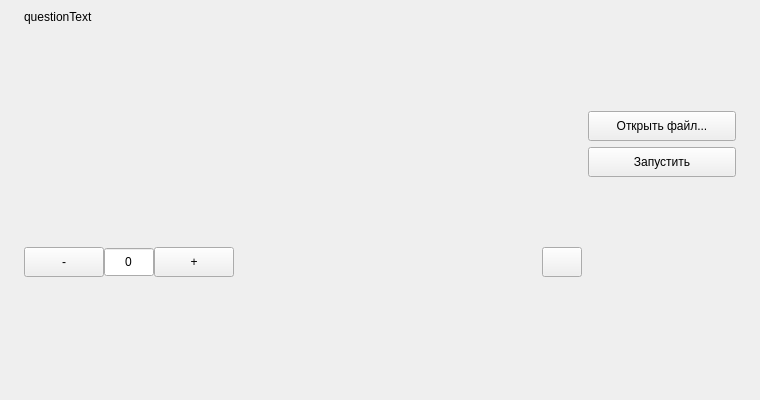
Above: Forms/MainWindowController.ui from Anon4ig-Plovecsky/SmallExpertSystem before the change. Below: the same form after it.
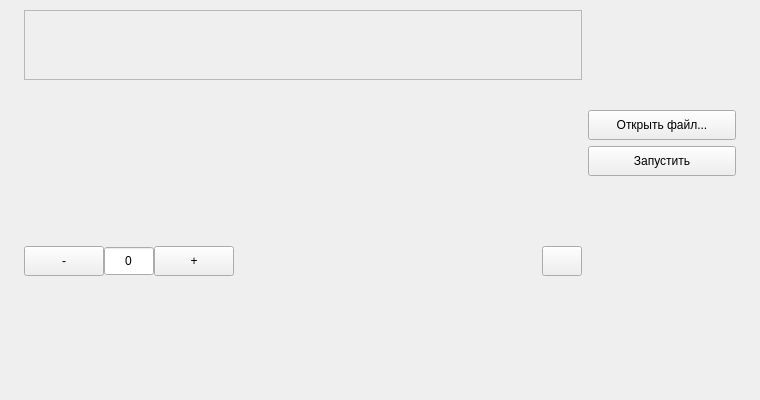
That is the form after the change. Icons and pictures are not drawn.

The edit to the form file:
```diff
--- a/Forms/MainWindowController.ui
+++ b/Forms/MainWindowController.ui
@@ -16,7 +16,7 @@
   <property name="minimumSize">
    <size>
     <width>550</width>
-    <height>360</height>
+    <height>400</height>
    </size>
   </property>
   <property name="windowTitle">
@@ -49,7 +49,7 @@
      <number>6</number>
     </property>
     <item row="0" column="0">
-     <layout class="QGridLayout" name="mainLayout" rowstretch="5,2" columnstretch="1,30,8,1">
+     <layout class="QGridLayout" name="mainLayout" rowstretch="2,7,4" columnstretch="1,30,8,1">
       <property name="sizeConstraint">
        <enum>QLayout::SetMaximumSize</enum>
       </property>
@@ -65,7 +65,7 @@
       <property name="verticalSpacing">
        <number>6</number>
       </property>
-      <item row="0" column="3">
+      <item row="1" column="3">
        <spacer name="rightMainMargin">
         <property name="orientation">
          <enum>Qt::Horizontal</enum>
@@ -81,7 +81,34 @@
         </property>
        </spacer>
       </item>
-      <item row="0" column="1">
+      <item row="2" column="1" colspan="2">
+       <widget class="QWidget" name="statusWidget" native="true">
+        <property name="sizePolicy">
+         <sizepolicy hsizetype="Expanding" vsizetype="Expanding">
+          <horstretch>0</horstretch>
+          <verstretch>0</verstretch>
+         </sizepolicy>
+        </property>
+        <layout class="QGridLayout" name="gridLayout">
+         <property name="sizeConstraint">
+          <enum>QLayout::SetMinimumSize</enum>
+         </property>
+         <property name="leftMargin">
+          <number>0</number>
+         </property>
+         <property name="topMargin">
+          <number>0</number>
+         </property>
+         <property name="rightMargin">
+          <number>0</number>
+         </property>
+         <property name="bottomMargin">
+          <number>0</number>
+         </property>
+        </layout>
+       </widget>
+      </item>
+      <item row="1" column="1">
        <layout class="QVBoxLayout" name="questionsLayout">
         <property name="topMargin">
          <number>0</number>
@@ -89,7 +116,7 @@
         <item>
          <widget class="QLabel" name="questionText">
           <property name="text">
-           <string>questionText</string>
+           <string/>
           </property>
           <property name="textFormat">
            <enum>Qt::AutoText</enum>
@@ -97,6 +124,9 @@
           <property name="alignment">
            <set>Qt::AlignLeading|Qt::AlignLeft|Qt::AlignTop</set>
           </property>
+          <property name="wordWrap">
+           <bool>true</bool>
+          </property>
           <property name="margin">
            <number>10</number>
           </property>
@@ -219,7 +249,7 @@
         </item>
        </layout>
       </item>
-      <item row="0" column="0">
+      <item row="1" column="0">
        <spacer name="leftMainMargin">
         <property name="orientation">
          <enum>Qt::Horizontal</enum>
@@ -235,7 +265,7 @@
         </property>
        </spacer>
       </item>
-      <item row="0" column="2">
+      <item row="0" column="2" rowspan="2">
        <layout class="QVBoxLayout" name="manageLayout" stretch="0,1,1,0">
         <property name="spacing">
          <number>6</number>
@@ -318,32 +348,78 @@
         </item>
        </layout>
       </item>
-      <item row="1" column="1" colspan="2">
-       <widget class="QWidget" name="statusWidget" native="true">
-        <property name="sizePolicy">
-         <sizepolicy hsizetype="Expanding" vsizetype="Expanding">
-          <horstretch>0</horstretch>
-          <verstretch>0</verstretch>
-         </sizepolicy>
+      <item row="0" column="1">
+       <layout class="QVBoxLayout" name="descriptionLayout">
+        <property name="spacing">
+         <number>0</number>
         </property>
-        <layout class="QGridLayout" name="gridLayout">
-         <property name="sizeConstraint">
-          <enum>QLayout::SetMinimumSize</enum>
-         </property>
-         <property name="leftMargin">
-          <number>0</number>
-         </property>
-         <property name="topMargin">
-          <number>0</number>
-         </property>
-         <property name="rightMargin">
-          <number>0</number>
-         </property>
-         <property name="bottomMargin">
-          <number>0</number>
-         </property>
-        </layout>
-       </widget>
+        <property name="leftMargin">
+         <number>0</number>
+        </property>
+        <property name="bottomMargin">
+         <number>0</number>
+        </property>
+        <item>
+         <widget class="QScrollArea" name="descriptionScrollArea">
+          <property name="widgetResizable">
+           <bool>true</bool>
+          </property>
+          <widget class="QWidget" name="descriptionScrollAreaWidget">
+           <property name="geometry">
+            <rect>
+             <x>0</x>
+             <y>0</y>
+             <width>544</width>
+             <height>68</height>
+            </rect>
+           </property>
+           <layout class="QVBoxLayout" name="verticalLayout">
+            <property name="spacing">
+             <number>0</number>
+            </property>
+            <property name="leftMargin">
+             <number>10</number>
+            </property>
+            <property name="topMargin">
+             <number>0</number>
+            </property>
+            <property name="rightMargin">
+             <number>0</number>
+            </property>
+            <property name="bottomMargin">
+             <number>0</number>
+            </property>
+            <item>
+             <widget class="QLabel" name="nameDescription">
+              <property name="sizePolicy">
+               <sizepolicy hsizetype="Minimum" vsizetype="Maximum">
+                <horstretch>0</horstretch>
+                <verstretch>0</verstretch>
+               </sizepolicy>
+              </property>
+              <property name="text">
+               <string/>
+              </property>
+              <property name="alignment">
+               <set>Qt::AlignLeading|Qt::AlignLeft|Qt::AlignTop</set>
+              </property>
+             </widget>
+            </item>
+            <item>
+             <widget class="QLabel" name="detailedDescription">
+              <property name="text">
+               <string/>
+              </property>
+              <property name="alignment">
+               <set>Qt::AlignLeading|Qt::AlignLeft|Qt::AlignTop</set>
+              </property>
+             </widget>
+            </item>
+           </layout>
+          </widget>
+         </widget>
+        </item>
+       </layout>
       </item>
      </layout>
     </item>
```
